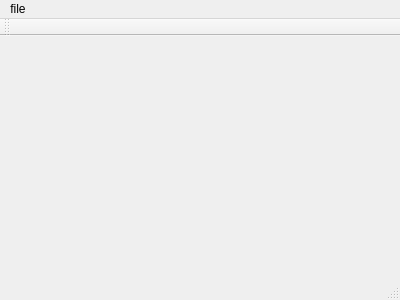
The window that PluriNotes/mainwindow.ui (Arozab/LO21-Whynote) describes before a commit, drawn with Qt 5.
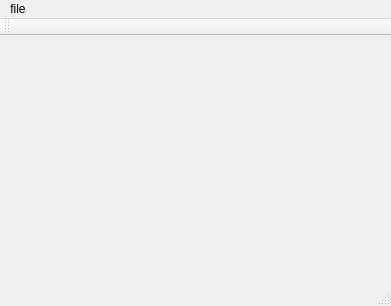
The same window after the commit.

Patch:
```diff
--- a/PluriNotes/mainwindow.ui
+++ b/PluriNotes/mainwindow.ui
@@ -6,8 +6,8 @@
    <rect>
     <x>0</x>
     <y>0</y>
-    <width>400</width>
-    <height>300</height>
+    <width>391</width>
+    <height>306</height>
    </rect>
   </property>
   <property name="windowTitle">
@@ -48,7 +48,7 @@
     <rect>
      <x>0</x>
      <y>0</y>
-     <width>400</width>
+     <width>391</width>
      <height>21</height>
     </rect>
    </property>
```
Left out of the diff: 20 changed lines with no effect on the pictures. Lines whose indentation alone changed are shown as unchanged.
